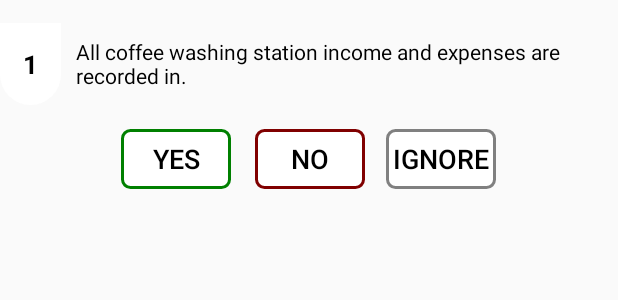
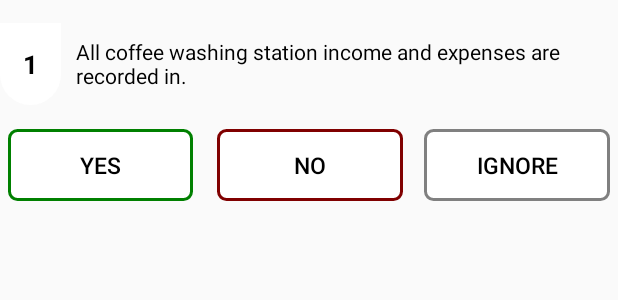
Before and after one commit to mwisemarierose/CPQI_CPSI_App, an Android app: the layout popup_item_list.xml on its own in the app's theme, with its tools: preview values and no code run, on a phone screen of 412 x 824 dp. Shown: the top 300 px of the screen. Run offline under Robolectric (Android 15) with nearby library versions, the phone set to English and light mode, and no system bars.

```diff
--- a/app/src/main/res/layout/popup_item_list.xml
+++ b/app/src/main/res/layout/popup_item_list.xml
@@ -33,19 +33,20 @@
 
     <!-- Button group for Question 1 -->
     <LinearLayout
-        android:layout_width="250dp"
-        android:layout_height="40dp"
+        android:layout_width="match_parent"
+        android:layout_height="48dp"
         android:orientation="horizontal"
         android:layout_marginTop="16dp"
+        android:layout_marginHorizontal="5dp"
         android:layout_gravity="center">
 
         <Button
             android:id="@+id/yesButton"
             android:layout_width="0dp"
-            android:layout_height="wrap_content"
+            android:layout_height="match_parent"
             android:layout_weight="1"
             android:text="@string/yes_txt"
-            android:textSize="18sp"
+            android:textSize="15sp"
             android:textColor="@android:color/black"
             android:background="@drawable/border_green"
             android:layout_marginEnd="8dp"
@@ -55,10 +56,10 @@
         <Button
             android:id="@+id/noButton"
             android:layout_width="0dp"
-            android:layout_height="wrap_content"
+            android:layout_height="match_parent"
             android:layout_weight="1"
             android:text="@string/no_txt"
-            android:textSize="18sp"
+            android:textSize="15sp"
             android:textColor="@android:color/black"
             android:background="@drawable/border_maroon"
             android:layout_marginStart="8dp"
@@ -69,7 +70,7 @@
             android:layout_height="match_parent"
             android:layout_weight="1"
             android:text="@string/ignore"
-            android:textSize="18sp"
+            android:textSize="15sp"
             android:textColor="@android:color/black"
             android:background="@drawable/border_grey"
             android:layout_marginStart="14dp"
```
Also changed, not shown: app/src/main/java/com/example/tnsapp/CategoriesActivity.kt (+23 -3 lines), app/src/main/java/com/example/tnsapp/PopupActivity.kt (+36 -4 lines), app/src/main/java/com/example/tnsapp/data/answers.kt (+10 -3 lines).
